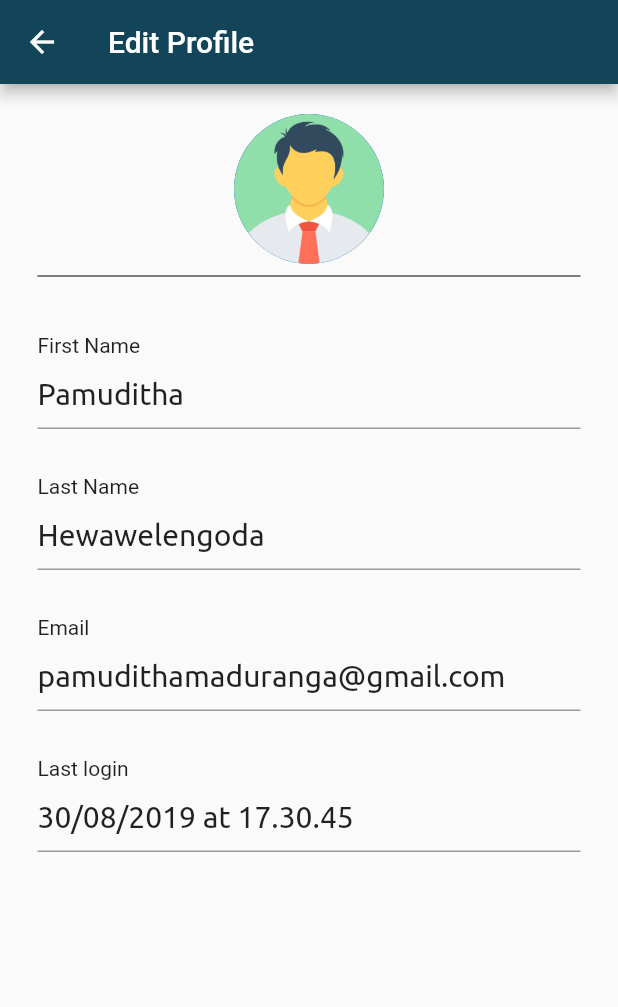
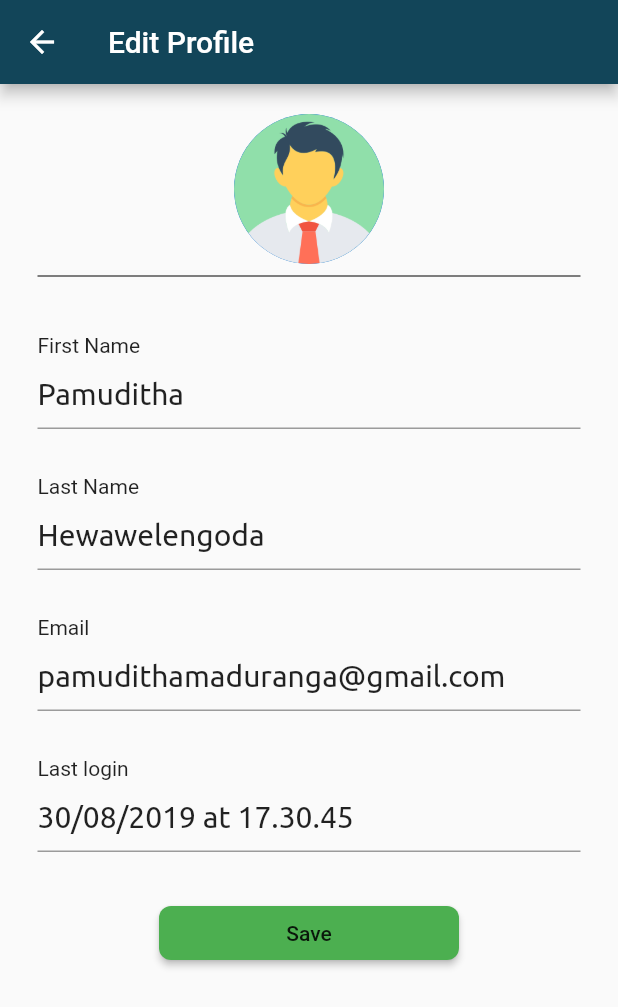
Before and after one commit to pamu47/UEE-App-Redesigning, a Flutter app: the MyApp screen opened by its route, in the side drawer, after a tap on the "account circle" icon, on a phone screen of 412 x 824 dp. Shown: the top 1007 px of the screen. Run offline on Flutter 3.47's test engine with Material 2 defaults, Android fonts, the phone set to English and light mode, and no system bars; our stand-ins replace font_awesome_flutter.

Commit message:
small updates on buttons and colors

```diff
--- a/lib/Homescreen/homescreen.dart
+++ b/lib/Homescreen/homescreen.dart
@@ -15,9 +15,8 @@ class MyHomePageState extends State<MyApp> {
   Widget build(BuildContext context) {
     return Scaffold(
         appBar: AppBar(
-          backgroundColor: Colors.blue,
+          backgroundColor: Color.fromRGBO(18,69,89,1),
           title: Text("Dashboard"),
-          //backgroundColor: Color.fromRGBO(18,69,89,1),
         ),
         body: Dashboard(),
         drawer: AppDrawer());
--- a/lib/Login/profile.dart
+++ b/lib/Login/profile.dart
@@ -96,6 +96,18 @@ class ProfileState extends State<Profile> {
                       initialValue: "30/08/2019 at 17.30.45",
                     ),
                   ),
+                  ButtonTheme(
+                    minWidth: 200.0,
+                    child: RaisedButton(
+                      color: Colors.green,
+                      shape: RoundedRectangleBorder(
+                          borderRadius: BorderRadius.all(Radius.circular(8.0))),
+                      child: Text("Save"),
+                      onPressed: () {
+                        //Navigator.pop(context);
+                      },
+                    ),
+                  ),
                 ],
               ),
             ],
```
